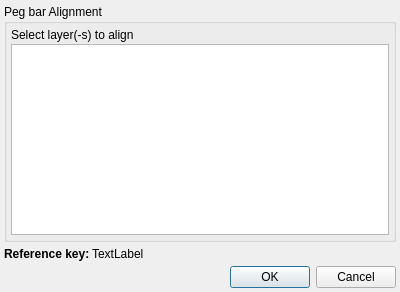
The window that app/ui/pegbarregistration.ui (pencil2d/pencil) describes before a commit, drawn with Qt 5.
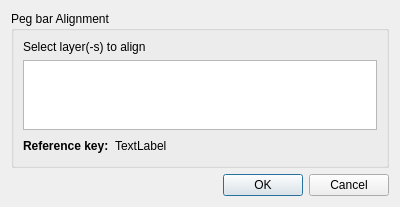
The same window after the commit. Icons and pictures are not drawn.

```diff
--- a/app/ui/pegbarregistration.ui
+++ b/app/ui/pegbarregistration.ui
@@ -7,7 +7,7 @@
     <x>0</x>
     <y>0</y>
     <width>400</width>
-    <height>292</height>
+    <height>200</height>
    </rect>
   </property>
   <property name="windowTitle">
@@ -18,42 +18,12 @@
     <normaloff>:/icons/icon.png</normaloff>:/icons/icon.png</iconset>
   </property>
   <layout class="QVBoxLayout" name="verticalLayout">
-   <property name="spacing">
-    <number>2</number>
-   </property>
-   <property name="leftMargin">
-    <number>4</number>
-   </property>
-   <property name="topMargin">
-    <number>4</number>
-   </property>
-   <property name="rightMargin">
-    <number>4</number>
-   </property>
-   <property name="bottomMargin">
-    <number>4</number>
-   </property>
    <item>
     <widget class="QGroupBox" name="groupBox">
      <property name="title">
       <string>Peg bar Alignment</string>
      </property>
      <layout class="QVBoxLayout" name="verticalLayout_2">
-      <property name="spacing">
-       <number>2</number>
-      </property>
-      <property name="leftMargin">
-       <number>4</number>
-      </property>
-      <property name="topMargin">
-       <number>4</number>
-      </property>
-      <property name="rightMargin">
-       <number>4</number>
-      </property>
-      <property name="bottomMargin">
-       <number>4</number>
-      </property>
       <item>
        <widget class="QLabel" name="label">
         <property name="text">
@@ -68,9 +38,6 @@
         </property>
        </widget>
       </item>
-     </layout>
-    </widget>
-   </item>
    <item>
     <layout class="QHBoxLayout" name="horizontalLayout">
      <item>
@@ -107,6 +74,9 @@
       </spacer>
      </item>
     </layout>
+      </item>
+     </layout>
+    </widget>
    </item>
    <item>
     <widget class="QDialogButtonBox" name="buttonBox">
```
Lines whose indentation alone changed are shown as unchanged.
